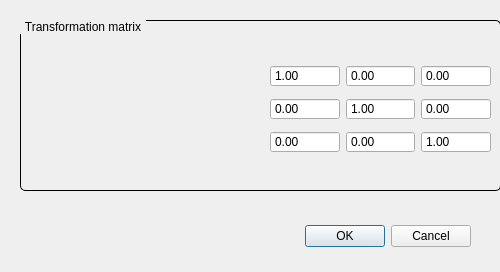
Qt form apps/NSXQt/ui/dialogtransformationmatrix.ui (k61n/openhkl) before a commit.
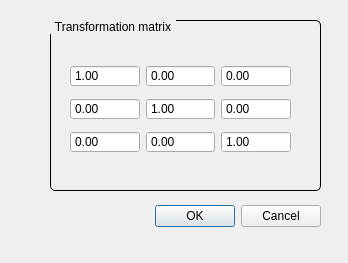
The same form after that commit. Icons and pictures are not drawn.

Commit message: Restore the Dialog to define TransFormation Matrices for Unit-cells

Diff of the .ui file:
```diff
--- a/apps/NSXQt/ui/dialogtransformationmatrix.ui
+++ b/apps/NSXQt/ui/dialogtransformationmatrix.ui
@@ -6,8 +6,8 @@
    <rect>
     <x>0</x>
     <y>0</y>
-    <width>500</width>
-    <height>272</height>
+    <width>348</width>
+    <height>263</height>
    </rect>
   </property>
   <property name="sizePolicy">
@@ -22,8 +22,8 @@
   <widget class="QDialogButtonBox" name="buttonBox">
    <property name="geometry">
     <rect>
-     <x>130</x>
-     <y>220</y>
+     <x>-20</x>
+     <y>200</y>
      <width>341</width>
      <height>32</height>
     </rect>
@@ -38,9 +38,9 @@
   <widget class="QGroupBox" name="groupBox_2">
    <property name="geometry">
     <rect>
-     <x>20</x>
+     <x>50</x>
      <y>20</y>
-     <width>481</width>
+     <width>271</width>
      <height>171</height>
     </rect>
    </property>
@@ -64,26 +64,10 @@
    <property name="title">
     <string>Transformation matrix</string>
    </property>
-   <widget class="QLabel" name="label">
-    <property name="geometry">
-     <rect>
-      <x>10</x>
-      <y>20</y>
-      <width>441</width>
-      <height>151</height>
-     </rect>
-    </property>
-    <property name="text">
-     <string/>
-    </property>
-    <property name="pixmap">
-     <pixmap resource="../NSXQt.qrc">:/resources/transformationMatrixImage.png</pixmap>
-    </property>
-   </widget>
    <widget class="QWidget" name="gridLayoutWidget">
     <property name="geometry">
      <rect>
-      <x>250</x>
+      <x>20</x>
       <y>40</y>
       <width>221</width>
       <height>101</height>
```
Left out of the diff: 10 changed lines with no effect on the pictures. The commit also changes 6 other files.
